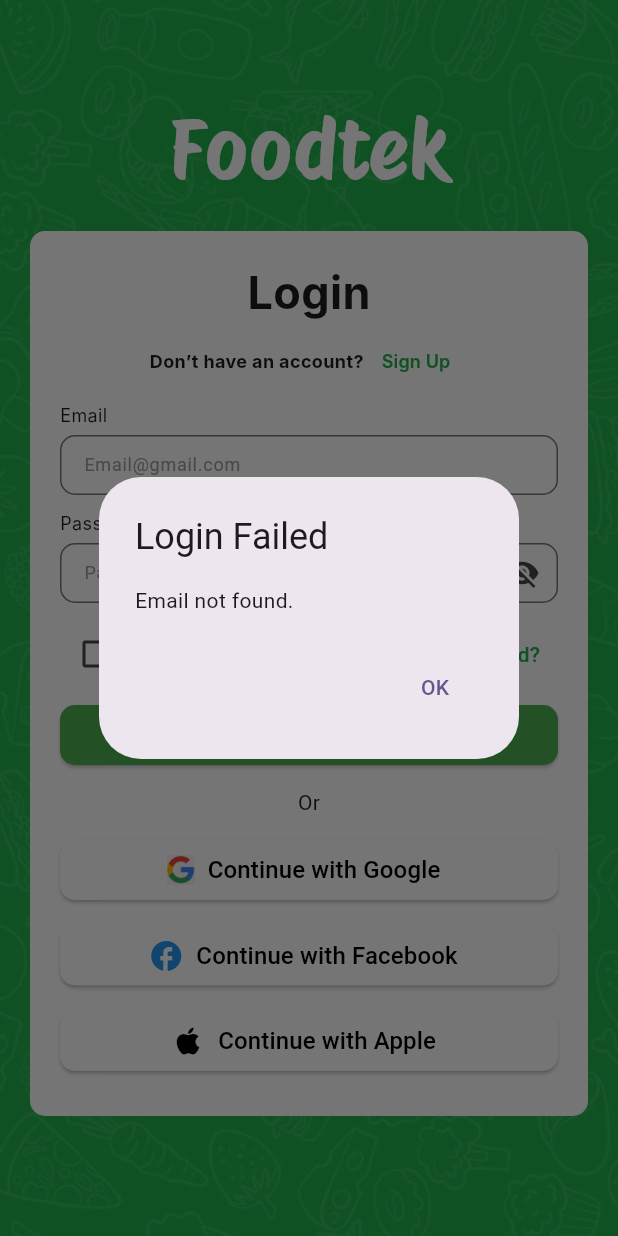
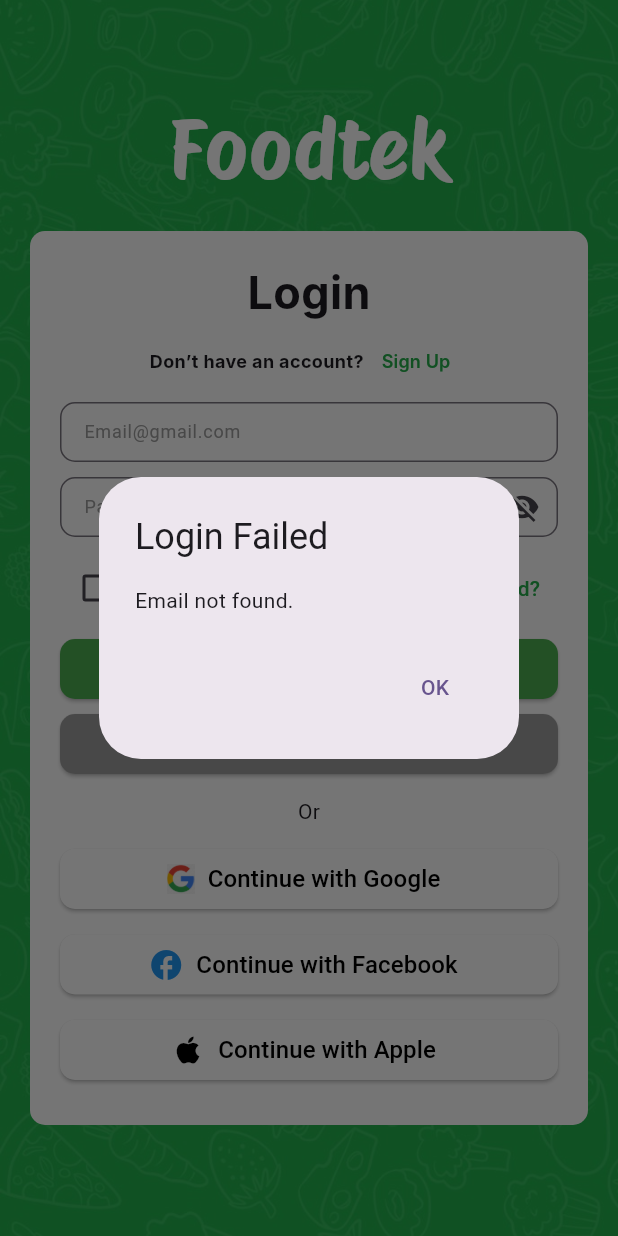
Before and after one commit to Rand-Almasri/foodtek_app, a Flutter app: the LoginScreen screen opened by its route, after a tap on "Log In", on a phone screen of 412 x 824 dp. Run offline on Flutter 3.47's test engine with Material 3 defaults, Android fonts, the phone set to English and light mode, and no system bars; our stand-ins replace permission_handler, shared_preferences; accounts and stored records are empty; Roboto replaces fonts that are missing (Inter).

Commit message:
apply permesion requests and update login functionallity

```diff
--- a/lib/controller/auth/login_controller.dart
+++ b/lib/controller/auth/login_controller.dart
@@ -30,17 +30,17 @@ class LoginController {
     return users.firstWhereOrNull((user) => user.email == email);
   }
 
-  Future<void> login(BuildContext context, String email, String password, bool rememberMe) async {
+  Future<Map<String, String>?> login(BuildContext context, String email, String password, bool rememberMe) async {
     Map<String, String>? userData = await getUserByEmail(email);
 
     if (userData == null) {
       _showErrorDialog(context, "Email not found.");
-      return;
+      return null;  // Ensure the function returns null if login fails
     }
 
     if (userData['password'] != password) {
       _showErrorDialog(context, "Incorrect password.");
-      return;
+      return null; // Return null on incorrect password
     }
 
     if (rememberMe) {
@@ -49,8 +49,8 @@ class LoginController {
       await _clearCredentials();
     }
 
-    // Login successful
-    Navigator.pushNamed(context, '/homescreen');
+    // Return user data instead of navigating inside this method
+    return userData;
   }
 
   Future<void> _saveCredentials(String email, String password) async {
@@ -93,6 +93,15 @@ class LoginController {
       },
     );
   }
+  Future<void> updatePassword(String email, String newPassword) async {
+    final prefs = await SharedPreferences.getInstance();
+    String? userJson = prefs.getString('user_$email');
 
+    if (userJson != null) {
+      Map<String, String> userData = Map<String, String>.from(jsonDecode(userJson));
+      userData['password'] = newPassword; // Update password
+      await prefs.setString('user_$email', jsonEncode(userData));
+    }
+  }
 
 }
--- a/lib/core/routes/app_routes.dart
+++ b/lib/core/routes/app_routes.dart
@@ -46,7 +46,7 @@ class AppRoutes {
       case resetpasswordscreen:
         return MaterialPageRoute(builder: (_) => ResetPasswordScreen());
       case newpasswordscreen:
-        return MaterialPageRoute(builder: (_) => NewPasswordScreen());
+        return MaterialPageRoute(builder: (_) => NewPasswordScreen(email: '',));
       case signup:
         return MaterialPageRoute(builder: (_) => const SignupScreen());
       default:
--- a/lib/data/models/user_model.dart
+++ b/lib/data/models/user_model.dart
@@ -1,39 +1,59 @@
+import 'dart:convert';
+
 class UserModel {
-  final String? id;
+  final String id;
   final String name;
   final String email;
+  final String password;
   final String birthDate;
   final String phone;
   final String? profileImage;
+  final String? token; // Optional token for session handling
 
   UserModel({
-    this.id,
+    String? id,
     required this.name,
     required this.email,
+    required this.password,
     required this.birthDate,
     required this.phone,
     this.profileImage,
-  });
+    this.token,
+  }) : id = id ?? DateTime.now().millisecondsSinceEpoch.toString(); // ✅ Generates a unique ID if not provided
 
+  ///  Convert the user object to JSON format
   Map<String, dynamic> toJson() {
     return {
       'id': id,
       'name': name,
       'email': email,
+      'password': password,
       'birthDate': birthDate,
       'phone': phone,
       'profileImage': profileImage,
+      'token': token,
     };
   }
 
+  ///  Create a user object from JSON data
   factory UserModel.fromJson(Map<String, dynamic> json) {
     return UserModel(
-      id: json['id'],
-      name: json['name'],
-      email: json['email'],
-      birthDate: json['birthDate'],
-      phone: json['phone'],
-      profileImage: json['profileImage'],
+      id: json['id'] as String? ?? DateTime.now().millisecondsSinceEpoch.toString(),
+      name: json['name'] as String? ?? '',
+      email: json['email'] as String? ?? '',
+      password: json['password'] as String? ?? '', // ✅ Ensures password is always set
+      birthDate: json['birthDate'] as String? ?? '',
+      phone: json['phone'] as String? ?? '',
+      profileImage: json['profileImage'] as String?,
+      token: json['token'] as String?,
     );
   }
+
+  ///  Convert object to JSON string
+  String toJsonString() => jsonEncode(toJson());
+
+  ///  Create a user object from a JSON string
+  factory UserModel.fromJsonString(String jsonString) {
+    return UserModel.fromJson(jsonDecode(jsonString));
+  }
 }
--- a/lib/view/screens/auth_screens/login_screen.dart
+++ b/lib/view/screens/auth_screens/login_screen.dart
@@ -23,47 +23,67 @@ class _LoginScreenState extends State<LoginScreen> {
   @override
   void initState() {
     super.initState();
-    _loadSavedCredentials();
+    _checkAutoLogin();
   }
 
-  Future<void> _loadSavedCredentials() async {
+  Future<void> _checkAutoLogin() async {
     final prefs = await SharedPreferences.getInstance();
     bool rememberMe = prefs.getBool('rememberMe') ?? false;
+    String? userId = prefs.getString('userId');
 
-    if (rememberMe) {
-      String? savedEmail = prefs.getString('email');
-      String? savedPassword = prefs.getString('password');
-
-      if (savedEmail != null && savedPassword != null) {
-        // Auto-login if credentials are saved
-        Navigator.pushReplacementNamed(context, '/home');
-      } else {
-        setState(() {
-          _rememberMe = false;
-          emailController.clear();
-          passwordController.clear();
-        });
-      }
-    } else {
-      setState(() {
-        _rememberMe = false;
-        emailController.clear();
-        passwordController.clear();
-      });
+    if (rememberMe && userId != null) {
+      Navigator.pushReplacementNamed(context, '/home');
     }
   }
 
-  Future<void> _saveCredentials() async {
+  Future<void> _saveCredentials(String email, String userId) async {
     final prefs = await SharedPreferences.getInstance();
     if (_rememberMe) {
-      await prefs.setString('email', emailController.text.trim());
-      await prefs.setString('password', passwordController.text.trim());
+      await prefs.setString('userId', userId);
+      await prefs.setString('email', email);
       await prefs.setBool('rememberMe', true);
     } else {
+      await prefs.remove('userId');
       await prefs.remove('email');
-      await prefs.remove('password');
       await prefs.setBool('rememberMe', false);
     }
+  }
+
+  void _handleLogin() async {
+    String email = emailController.text.trim();
+    String password = passwordController.text.trim();
+
+    final loginResult = await widget.loginController.login(context, email, password, _rememberMe);
+
+    if (loginResult != null) {
+      await _saveCredentials(email, loginResult['email']!);
+
+      // Show success dialog
+      showDialog(
+        context: context,
+        builder: (BuildContext context) {
+          return AlertDialog(
+            title: Text('Login Successful'),
+            content: Text('Welcome, ${loginResult['name']}!'),
+            actions: [
+              TextButton(
+                onPressed: () {
+                  Navigator.of(context).pop(); // Close dialog
+                  Navigator.pushNamed(context, '/homescreen'); // Navigate to home
+                },
+                child: Text('OK'),
+              ),
+            ],
+          );
+        },
+      );
+    }
+  }
+
+
+
+  void _handleSkipLogin() {
+    Navigator.pushReplacementNamed(context, '/homescreen');
   }
 
   @override
@@ -137,25 +157,11 @@ class _LoginScreenState extends State<LoginScreen> {
                               ],
                             ),
                             const SizedBox(height: 3),
-                            Row(mainAxisAlignment: MainAxisAlignment.start, children: [Text("Email",
-                                style: TextStyle(
-                              fontFamily: 'Inter',
-                              fontSize: 12,
-                              fontWeight: FontWeight.w400,
-                            ))]),
-                            const SizedBox(height: 5),
                             CustomTextField(
                               controller: emailController,
                               hintText: "Email@gmail.com",
                             ),
                             const SizedBox(height: 10),
-                            Row(mainAxisAlignment: MainAxisAlignment.start, children: [Text("Password",
-                                style: TextStyle(
-                                  fontFamily: 'Inter',
-                                  fontSize: 12,
-                                  fontWeight: FontWeight.w400,
-                                ))]),
-                            const SizedBox(height: 5),
                             CustomTextField(
                               controller: passwordController,
                               hintText: "Password",
@@ -203,15 +209,14 @@ class _LoginScreenState extends State<LoginScreen> {
                             const SizedBox(height: 10),
                             CustomButton(
                               text: "Log In",
-                              onPressed: () {
-                                _saveCredentials();
-                                widget.loginController.login(
-                                  context,
-                                  emailController.text.trim(),
-                                  passwordController.text.trim(),
-                                  _rememberMe,
-                                );
-                              },
+                              onPressed: _handleLogin,
+                            ),
+                            const SizedBox(height: 10),
+                            CustomButton(
+                              text: "Skip Login",
+                              onPressed: _handleSkipLogin,
+                              color: Colors.grey,
+                              textColor: Colors.white,
                             ),
                             const SizedBox(height: 15),
                             const Text("Or"),
@@ -247,6 +252,7 @@ class _LoginScreenState extends State<LoginScreen> {
                               iconSize: 24,
                             ),
                             const SizedBox(height: 10),
+
                           ],
                         ),
                       ),
@@ -259,5 +265,4 @@ class _LoginScreenState extends State<LoginScreen> {
         ),
       ),
     );
-  }
-}
+  }}
--- a/lib/view/screens/onboarding/on_boarding_screen1.dart
+++ b/lib/view/screens/onboarding/on_boarding_screen1.dart
@@ -11,7 +11,7 @@ class OnboardingScreen1 extends StatelessWidget {
   }
 
   void _handleSkip(BuildContext context) {
-    Navigator.pushNamed(context, AppRoutes.onboarding4);
+    Navigator.pushNamed(context, AppRoutes.login);
   }
 
   @override
--- a/lib/view/screens/onboarding/on_boarding_screen2.dart
+++ b/lib/view/screens/onboarding/on_boarding_screen2.dart
@@ -12,7 +12,7 @@ class OnBoardingScreen2 extends StatelessWidget {
   }
 
   void _handleSkip(BuildContext context) {
-    Navigator.pushNamed(context, AppRoutes.onboarding4);
+    Navigator.pushNamed(context, AppRoutes.login);
   }
 
   @override
--- a/lib/view/screens/onboarding/on_boarding_screen3.dart
+++ b/lib/view/screens/onboarding/on_boarding_screen3.dart
@@ -12,7 +12,7 @@ class OnboardingScreen3 extends StatelessWidget {
   }
 
   void _handleSkip(BuildContext context) {
-    Navigator.pushNamed(context, AppRoutes.onboarding4);
+    Navigator.pushNamed(context, AppRoutes.login);
   }
 
   @override
--- a/pubspec.yaml
+++ b/pubspec.yaml
@@ -37,6 +37,7 @@ dependencies:
   font_awesome_flutter: ^10.8.0
   shared_preferences: ^2.5.2
   intl: ^0.20.2
+  permission_handler: ^11.4.0
 
 dev_dependencies:
   flutter_test:
```
Also changed, not shown: lib/main.dart (+4 -13 lines), lib/view/screens/auth_screens/new_password_screen.dart (+104 -33 lines), lib/view/screens/auth_screens/reset_screen.dart (+15 -3 lines), lib/view/screens/onboarding/on_boarding_screen4.dart (+40 -4 lines), lib/view/screens/splash_screen.dart (+16 -3 lines), pubspec.lock, 4 other files.
